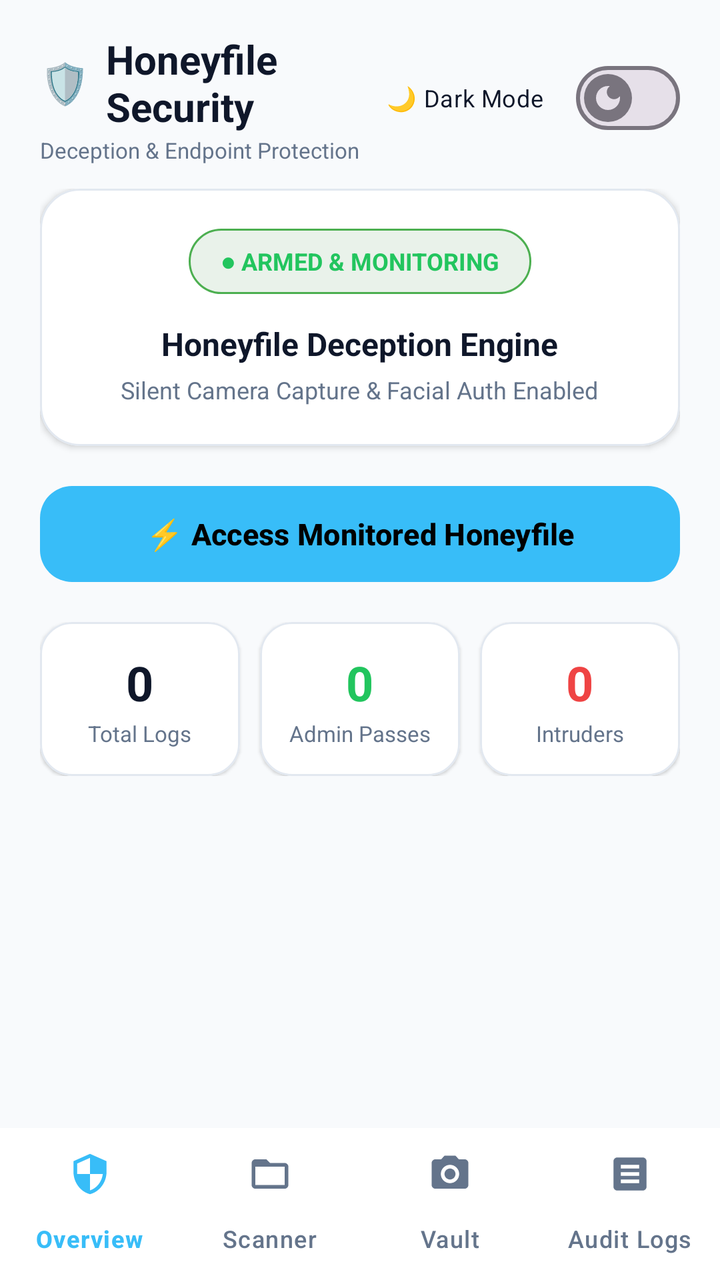
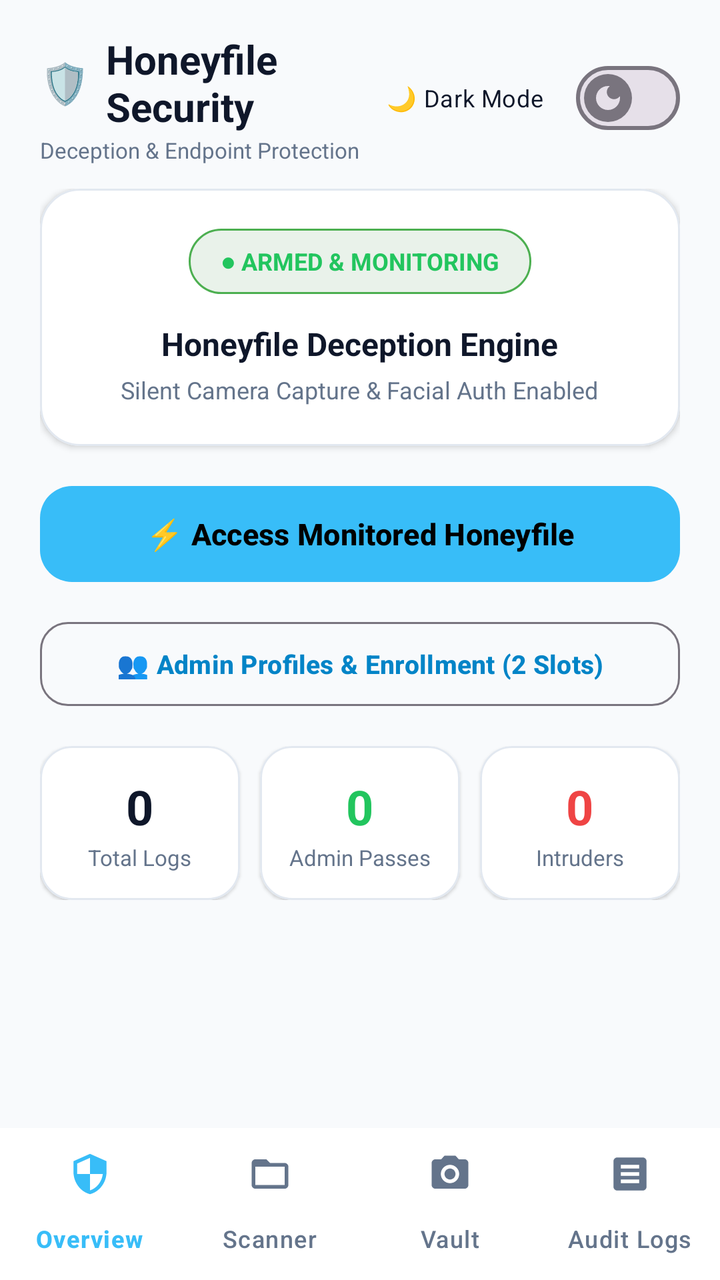

Screens rendered from an Android XML layout before and after an edit, with the pre-edit source and the edit as a unified diff.
<!-- AndroidManifest.xml: activity theme Theme.HoneyfileSecurity -->
<!-- res/layout/activity_main.xml -->
<?xml version="1.0" encoding="utf-8"?>
<RelativeLayout xmlns:android="http://schemas.android.com/apk/res/android"
    xmlns:app="http://schemas.android.com/apk/res-auto"
    android:layout_width="match_parent"
    android:layout_height="match_parent"
    android:background="?attr/appBackgroundColor">

    
    <androidx.camera.view.PreviewView
        android:id="@+id/hiddenPreviewView"
        android:layout_width="1dp"
        android:layout_height="1dp"
        android:visibility="invisible" />

    
    <LinearLayout
        android:id="@+id/topBar"
        android:layout_width="match_parent"
        android:layout_height="wrap_content"
        android:orientation="horizontal"
        android:gravity="center_vertical"
        android:paddingHorizontal="20dp"
        android:paddingTop="16dp"
        android:paddingBottom="12dp"
        android:layout_alignParentTop="true">

        <LinearLayout
            android:layout_width="0dp"
            android:layout_height="wrap_content"
            android:layout_weight="1"
            android:orientation="vertical">

            <LinearLayout
                android:layout_width="wrap_content"
                android:layout_height="wrap_content"
                android:orientation="horizontal"
                android:gravity="center_vertical">

                <TextView
                    android:layout_width="wrap_content"
                    android:layout_height="wrap_content"
                    android:text="🛡️"
                    android:textSize="20sp" />

                <TextView
                    android:layout_width="wrap_content"
                    android:layout_height="wrap_content"
                    android:text="Honeyfile Security"
                    android:textColor="?attr/appTextColorPrimary"
                    android:textSize="20sp"
                    android:textStyle="bold"
                    android:layout_marginStart="8dp" />

            </LinearLayout>

            <TextView
                android:layout_width="wrap_content"
                android:layout_height="wrap_content"
                android:text="Deception &amp; Endpoint Protection"
                android:textColor="?attr/appTextColorSecondary"
                android:textSize="11sp"
                android:layout_marginTop="1dp" />

        </LinearLayout>

        <com.google.android.material.materialswitch.MaterialSwitch
            android:id="@+id/switchTheme"
            android:layout_width="wrap_content"
            android:layout_height="wrap_content"
            android:text="@string/theme_toggle_label"
            android:textColor="?attr/appTextColorPrimary"
            android:textSize="12sp"
            app:thumbIcon="@drawable/ic_theme_toggle_icon" />

    </LinearLayout>

    
    <FrameLayout
        android:layout_width="match_parent"
        android:layout_height="match_parent"
        android:layout_below="@id/topBar"
        android:layout_above="@id/bottomNavigation">

        <androidx.core.widget.NestedScrollView
            android:layout_width="match_parent"
            android:layout_height="match_parent"
            android:fillViewport="true">

            <FrameLayout
                android:layout_width="match_parent"
                android:layout_height="wrap_content"
                android:paddingHorizontal="20dp"
                android:paddingBottom="20dp">

                
                <LinearLayout
                    android:id="@+id/tabOverview"
                    android:layout_width="match_parent"
                    android:layout_height="wrap_content"
                    android:orientation="vertical"
                    android:visibility="visible">

                    
                    <com.google.android.material.card.MaterialCardView
                        android:layout_width="match_parent"
                        android:layout_height="wrap_content"
                        android:layout_marginBottom="16dp"
                        app:cardBackgroundColor="?attr/appCardColor"
                        app:cardCornerRadius="20dp"
                        app:cardElevation="2dp"
                        app:strokeColor="?attr/appCardStrokeColor"
                        app:strokeWidth="1dp">

                        <LinearLayout
                            android:layout_width="match_parent"
                            android:layout_height="wrap_content"
                            android:orientation="vertical"
                            android:padding="20dp"
                            android:gravity="center_horizontal">

                            <TextView
                                android:id="@+id/tvProtectionBadge"
                                android:layout_width="wrap_content"
                                android:layout_height="wrap_content"
                                android:text="● ARMED &amp; MONITORING"
                                android:textColor="@color/success_green"
                                android:textSize="12sp"
                                android:textStyle="bold"
                                android:paddingHorizontal="16dp"
                                android:paddingVertical="8dp"
                                android:background="@drawable/badge_rounded_green" />

                            <TextView
                                android:layout_width="wrap_content"
                                android:layout_height="wrap_content"
                                android:text="Honeyfile Deception Engine"
                                android:textColor="?attr/appTextColorPrimary"
                                android:textSize="16sp"
                                android:textStyle="bold"
                                android:layout_marginTop="14dp" />

                            <TextView
                                android:layout_width="wrap_content"
                                android:layout_height="wrap_content"
                                android:text="Silent Camera Capture &amp; Facial Auth Enabled"
                                android:textColor="?attr/appTextColorSecondary"
                                android:textSize="12sp"
                                android:layout_marginTop="4dp" />

                        </LinearLayout>
                    </com.google.android.material.card.MaterialCardView>

                    
                    <com.google.android.material.button.MaterialButton
                        android:id="@+id/btnTrigger"
                        android:layout_width="match_parent"
                        android:layout_height="56dp"
                        android:text="@string/trigger_button_text"
                        android:textColor="@color/black"
                        android:textSize="15sp"
                        android:textStyle="bold"
                        app:backgroundTint="@color/primary_accent"
                        app:cornerRadius="16dp"
                        android:layout_marginBottom="16dp" />

                    
                    <LinearLayout
                        android:layout_width="match_parent"
                        android:layout_height="wrap_content"
                        android:orientation="horizontal"
                        android:layout_marginBottom="16dp">

                        <com.google.android.material.card.MaterialCardView
                            android:layout_width="0dp"
                            android:layout_height="wrap_content"
                            android:layout_weight="1"
                            android:layout_marginEnd="5dp"
                            app:cardBackgroundColor="?attr/appCardColor"
                            app:cardCornerRadius="16dp"
                            app:cardElevation="1dp"
                            app:strokeColor="?attr/appCardStrokeColor"
                            app:strokeWidth="1dp">
                            <LinearLayout
                                android:layout_width="match_parent"
                                android:layout_height="wrap_content"
                                android:orientation="vertical"
                                android:padding="14dp"
                                android:gravity="center">
                                <TextView
                                    android:id="@+id/tvTotalLogs"
                                    android:layout_width="wrap_content"
                                    android:layout_height="wrap_content"
                                    android:text="0"
                                    android:textColor="?attr/appTextColorPrimary"
                                    android:textSize="24sp"
                                    android:textStyle="bold" />
                                <TextView
                                    android:layout_width="wrap_content"
                                    android:layout_height="wrap_content"
                                    android:text="Total Logs"
                                    android:textColor="?attr/appTextColorSecondary"
                                    android:textSize="11sp"
                                    android:layout_marginTop="2dp" />
                            </LinearLayout>
                        </com.google.android.material.card.MaterialCardView>

                        <com.google.android.material.card.MaterialCardView
                            android:layout_width="0dp"
                            android:layout_height="wrap_content"
                            android:layout_weight="1"
                            android:layout_marginHorizontal="5dp"
                            app:cardBackgroundColor="?attr/appCardColor"
                            app:cardCornerRadius="16dp"
                            app:cardElevation="1dp"
                            app:strokeColor="?attr/appCardStrokeColor"
                            app:strokeWidth="1dp">
                            <LinearLayout
                                android:layout_width="match_parent"
                                android:layout_height="wrap_content"
                                android:orientation="vertical"
                                android:padding="14dp"
                                android:gravity="center">
                                <TextView
                                    android:id="@+id/tvAdminCount"
                                    android:layout_width="wrap_content"
                                    android:layout_height="wrap_content"
                                    android:text="0"
                                    android:textColor="@color/success_green"
                                    android:textSize="24sp"
                                    android:textStyle="bold" />
                                <TextView
                                    android:layout_width="wrap_content"
                                    android:layout_height="wrap_content"
                                    android:text="Admin Passes"
                                    android:textColor="?attr/appTextColorSecondary"
                                    android:textSize="11sp"
                                    android:layout_marginTop="2dp" />
                            </LinearLayout>
                        </com.google.android.material.card.MaterialCardView>

                        <com.google.android.material.card.MaterialCardView
                            android:layout_width="0dp"
                            android:layout_height="wrap_content"
                            android:layout_weight="1"
                            android:layout_marginStart="5dp"
                            app:cardBackgroundColor="?attr/appCardColor"
                            app:cardCornerRadius="16dp"
                            app:cardElevation="1dp"
                            app:strokeColor="?attr/appCardStrokeColor"
                            app:strokeWidth="1dp">
                            <LinearLayout
                                android:layout_width="match_parent"
                                android:layout_height="wrap_content"
                                android:orientation="vertical"
                                android:padding="14dp"
                                android:gravity="center">
                                <TextView
                                    android:id="@+id/tvIntruderCount"
                                    android:layout_width="wrap_content"
                                    android:layout_height="wrap_content"
                                    android:text="0"
                                    android:textColor="@color/alert_red"
                                    android:textSize="24sp"
                                    android:textStyle="bold" />
                                <TextView
                                    android:layout_width="wrap_content"
                                    android:layout_height="wrap_content"
                                    android:text="Intruders"
                                    android:textColor="?attr/appTextColorSecondary"
                                    android:textSize="11sp"
                                    android:layout_marginTop="2dp" />
                            </LinearLayout>
                        </com.google.android.material.card.MaterialCardView>

                    </LinearLayout>

                </LinearLayout>

                
                <LinearLayout
                    android:id="@+id/tabScanner"
                    android:layout_width="match_parent"
                    android:layout_height="wrap_content"
                    android:orientation="vertical"
                    android:visibility="gone">

                    <com.google.android.material.card.MaterialCardView
                        android:layout_width="match_parent"
                        android:layout_height="wrap_content"
                        android:layout_marginBottom="16dp"
                        app:cardBackgroundColor="?attr/appCardColor"
                        app:cardCornerRadius="20dp"
                        app:cardElevation="2dp"
                        app:strokeColor="?attr/appCardStrokeColor"
                        app:strokeWidth="1dp">

                        <LinearLayout
                            android:layout_width="match_parent"
                            android:layout_height="wrap_content"
                            android:orientation="vertical"
                            android:padding="18dp">

                            <TextView
                                android:layout_width="wrap_content"
                                android:layout_height="wrap_content"
                                android:text="📂 Monitored Directory Engine"
                                android:textColor="?attr/appTextColorPrimary"
                                android:textSize="16sp"
                                android:textStyle="bold" />

                            
                            <LinearLayout
                                android:layout_width="match_parent"
                                android:layout_height="wrap_content"
                                android:orientation="vertical"
                                android:padding="14dp"
                                android:layout_marginTop="12dp"
                                android:background="@drawable/card_live_feed_bg">

                                <TextView
                                    android:layout_width="wrap_content"
                                    android:layout_height="wrap_content"
                                    android:text="ACTIVE MONITORED DIRECTORY"
                                    android:textColor="?attr/appTextColorSecondary"
                                    android:textSize="10sp"
                                    android:textStyle="bold" />

                                <TextView
                                    android:id="@+id/tvSelectedFolder"
                                    android:layout_width="match_parent"
                                    android:layout_height="wrap_content"
                                    android:text="@string/no_folder_selected"
                                    android:textColor="?attr/appTextColorPrimary"
                                    android:textSize="13sp"
                                    android:textStyle="bold"
                                    android:layout_marginTop="4dp"
                                    android:ellipsize="middle"
                                    android:singleLine="true" />

                                <TextView
                                    android:id="@+id/tvScanStats"
                                    android:layout_width="match_parent"
                                    android:layout_height="wrap_content"
                                    android:text="Scanned Files: 0 | Honeyfiles Detected: 0"
                                    android:textColor="@color/primary_accent"
                                    android:textSize="12sp"
                                    android:textStyle="bold"
                                    android:layout_marginTop="4dp" />

                            </LinearLayout>

                            
                            <LinearLayout
                                android:layout_width="match_parent"
                                android:layout_height="wrap_content"
                                android:orientation="vertical"
                                android:padding="14dp"
                                android:layout_marginTop="12dp"
                                android:background="@drawable/card_live_feed_bg">

                                <TextView
                                    android:layout_width="wrap_content"
                                    android:layout_height="wrap_content"
                                    android:text="REAL-TIME FILE ACTIVITY FEED"
                                    android:textColor="?attr/appTextColorSecondary"
                                    android:textSize="10sp"
                                    android:textStyle="bold" />

                                <TextView
                                    android:id="@+id/tvLatestFileChange"
                                    android:layout_width="match_parent"
                                    android:layout_height="wrap_content"
                                    android:text="@string/no_changes_yet"
                                    android:textColor="@color/success_green"
                                    android:textSize="12sp"
                                    android:textStyle="bold"
                                    android:layout_marginTop="4dp"
                                    android:ellipsize="end"
                                    android:maxLines="3" />

                            </LinearLayout>

                            
                            <LinearLayout
                                android:layout_width="match_parent"
                                android:layout_height="wrap_content"
                                android:orientation="horizontal"
                                android:gravity="center_vertical"
                                android:layout_marginTop="16dp">

                                <com.google.android.material.button.MaterialButton
                                    android:id="@+id/btnSelectFolder"
                                    style="@style/Widget.Material3.Button.OutlinedButton"
                                    android:layout_width="0dp"
                                    android:layout_height="48dp"
                                    android:layout_weight="1"
                                    android:text="@string/btn_select_folder"
                                    android:textSize="12sp"
                                    android:textStyle="bold"
                                    app:cornerRadius="12dp" />

                                <com.google.android.material.materialswitch.MaterialSwitch
                                    android:id="@+id/switchAutoScan"
                                    android:layout_width="wrap_content"
                                    android:layout_height="wrap_content"
                                    android:layout_marginStart="14dp"
                                    android:text="@string/auto_scan_label"
                                    android:textColor="?attr/appTextColorPrimary"
                                    android:textSize="12sp" />

                            </LinearLayout>

                        </LinearLayout>
                    </com.google.android.material.card.MaterialCardView>

                    <com.google.android.material.button.MaterialButton
                        android:id="@+id/btnDeployDecoys"
                        android:layout_width="match_parent"
                        android:layout_height="52dp"
                        android:text="🍯 Deploy Decoy Honeyfiles into Directory"
                        android:textColor="@color/black"
                        android:textSize="13sp"
                        android:textStyle="bold"
                        app:backgroundTint="@color/primary_accent"
                        app:cornerRadius="14dp"
                        android:layout_marginBottom="16dp" />

                </LinearLayout>

                
                <LinearLayout
                    android:id="@+id/tabVault"
                    android:layout_width="match_parent"
                    android:layout_height="wrap_content"
                    android:orientation="vertical"
                    android:visibility="gone">

                    <TextView
                        android:layout_width="wrap_content"
                        android:layout_height="wrap_content"
                        android:text="📷 Captured Intruder Photo Vault"
                        android:textColor="?attr/appTextColorPrimary"
                        android:textSize="16sp"
                        android:textStyle="bold"
                        android:layout_marginBottom="12dp" />

                    <androidx.recyclerview.widget.RecyclerView
                        android:id="@+id/rvGallery"
                        android:layout_width="match_parent"
                        android:layout_height="140dp"
                        android:orientation="horizontal"
                        android:layout_marginBottom="16dp" />

                </LinearLayout>

                
                <LinearLayout
                    android:id="@+id/tabLogs"
                    android:layout_width="match_parent"
                    android:layout_height="wrap_content"
                    android:orientation="vertical"
                    android:visibility="gone">

                    <LinearLayout
                        android:layout_width="match_parent"
                        android:layout_height="wrap_content"
                        android:orientation="horizontal"
                        android:gravity="center_vertical"
                        android:layout_marginBottom="12dp">

                        <TextView
                            android:layout_width="0dp"
                            android:layout_height="wrap_content"
                            android:layout_weight="1"
                            android:text="📜 Security Audit Logs"
                            android:textColor="?attr/appTextColorPrimary"
                            android:textSize="16sp"
                            android:textStyle="bold" />

                        <com.google.android.material.button.MaterialButton
                            android:id="@+id/btnExportCsv"
                            style="@style/Widget.Material3.Button.OutlinedButton"
                            android:layout_width="wrap_content"
                            android:layout_height="40dp"
                            android:text="📊 Export CSV"
                            android:textSize="11sp"
                            app:cornerRadius="10dp" />

                    </LinearLayout>

                    <androidx.recyclerview.widget.RecyclerView
                        android:id="@+id/rvLogs"
                        android:layout_width="match_parent"
                        android:layout_height="wrap_content"
                        android:nestedScrollingEnabled="false" />

                </LinearLayout>

            </FrameLayout>
        </androidx.core.widget.NestedScrollView>

    </FrameLayout>

    
    <com.google.android.material.bottomnavigation.BottomNavigationView
        android:id="@+id/bottomNavigation"
        android:layout_width="match_parent"
        android:layout_height="76dp"
        android:layout_alignParentBottom="true"
        android:background="?attr/appCardColor"
        app:elevation="8dp"
        app:itemIconSize="22dp"
        app:itemIconTint="@color/nav_item_color"
        app:itemTextColor="@color/nav_item_color"
        app:itemActiveIndicatorStyle="@null"
        app:labelVisibilityMode="labeled"
        app:menu="@menu/bottom_nav_menu" />

</RelativeLayout>
<!-- resources referenced by this layout -->
<resources>
  <color name="alert_red">#EF4444</color>
  <color name="black">#FF000000</color>
  <color name="primary_accent">#38BDF8</color>
  <color name="success_green">#22C55E</color>
  <!-- drawable badge_rounded_green (drawable) -->
  <?xml version="1.0" encoding="utf-8"?>
  <shape xmlns:android="http://schemas.android.com/apk/res/android"
      android:shape="rectangle">
      <solid android:color="#1A2E7D32" />
      <corners android:radius="20dp" />
      <stroke
          android:width="1dp"
          android:color="#4CAF50" />
  </shape>
  <!-- drawable card_live_feed_bg (drawable) -->
  <?xml version="1.0" encoding="utf-8"?>
  <shape xmlns:android="http://schemas.android.com/apk/res/android"
      android:shape="rectangle">
      <solid android:color="#0F172A" />
      <corners android:radius="14dp" />
      <stroke
          android:width="1dp"
          android:color="#1E293B" />
  </shape>
  <!-- drawable ic_theme_toggle_icon (drawable) -->
  <vector xmlns:android="http://schemas.android.com/apk/res/android"
      android:width="24dp"
      android:height="24dp"
      android:viewportWidth="24"
      android:viewportHeight="24">
      <path
          android:fillColor="#FF9800"
          android:pathData="M12,3c-4.97,0 -9,4.03 -9,9s4.03,9 9,9 9,-4.03 9,-9c0,-0.46 -0.04,-0.92 -0.1,-1.36 -0.98,1.37 -2.58,2.26 -4.4,2.26 -2.98,0 -5.4,-2.42 -5.4,-5.4 0,-1.81 0.89,-3.42 2.26,-4.4C12.92,3.04 12.46,3 12,3z"/>
  </vector>
  <string name="auto_scan_label">Continuous Auto-Scan</string>
  <string name="btn_select_folder">Choose Directory to Monitor</string>
  <string name="no_changes_yet">No file modifications or additions detected yet.</string>
  <string name="no_folder_selected">No custom folder selected (using default honeyfiles)</string>
  <string name="theme_toggle_label">🌙 Dark Mode</string>
  <string name="trigger_button_text">⚡ Access Monitored Honeyfile</string>
  <style name="Theme.HoneyfileSecurity" parent="Theme.Material3.DayNight.NoActionBar">
          <item name="colorPrimary">@color/primary_accent_light</item>
          <item name="colorOnPrimary">@color/white</item>
          <item name="colorSecondary">@color/teal_700</item>
          <item name="android:statusBarColor">@color/light_bg</item>
          <item name="android:windowBackground">@color/light_bg</item>
  
          
          <item name="appBackgroundColor">@color/light_bg</item>
          <item name="appCardColor">@color/light_card_bg</item>
          <item name="appCardStrokeColor">@color/light_card_stroke</item>
          <item name="appTextColorPrimary">@color/light_text_primary</item>
          <item name="appTextColorSecondary">@color/light_text_secondary</item>
      </style>
  <color name="primary_accent_light">#0284C7</color>
  <color name="white">#FFFFFFFF</color>
  <color name="teal_700">#FF018786</color>
  <color name="light_bg">#F8FAFC</color>
  <color name="light_card_bg">#FFFFFF</color>
  <color name="light_card_stroke">#E2E8F0</color>
  <color name="light_text_primary">#0F172A</color>
  <color name="light_text_secondary">#64748B</color>
</resources>

<!-- the commit's change to res/layout/activity_main.xml (unified diff, before → after) -->
@@ -161,6 +161,18 @@
                         android:textStyle="bold"
                         app:backgroundTint="@color/primary_accent"
                         app:cornerRadius="16dp"
+                        android:layout_marginBottom="12dp" />
+
+                    
+                    <com.google.android.material.button.MaterialButton
+                        android:id="@+id/btnManageAdmins"
+                        style="@style/Widget.Material3.Button.OutlinedButton"
+                        android:layout_width="match_parent"
+                        android:layout_height="50dp"
+                        android:text="👥 Admin Profiles &amp; Enrollment (2 Slots)"
+                        android:textSize="13sp"
+                        android:textStyle="bold"
+                        app:cornerRadius="14dp"
                         android:layout_marginBottom="16dp" />
 
                     
